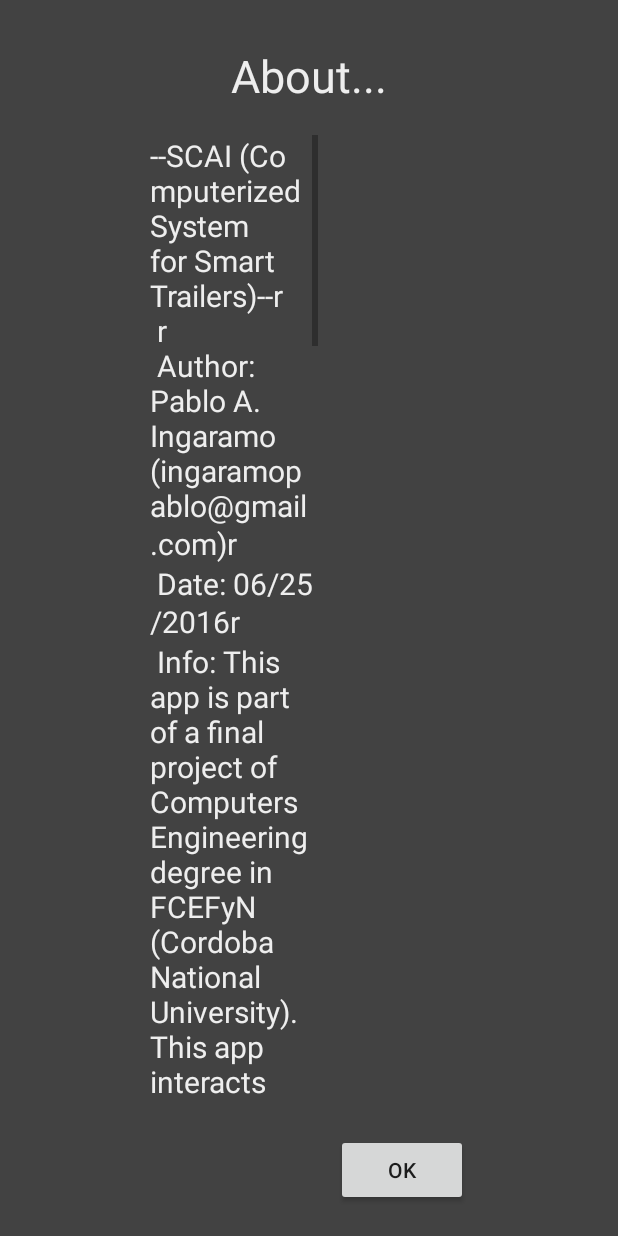
After one commit to ingaramop/SCAI_AndroidClient, an Android app: the layout about_screen.xml on its own in the app's theme, with its tools: preview values and no code run, on a phone screen of 412 x 824 dp. The commit adds this screen. Run offline under Robolectric (Android 15) with nearby library versions, the phone set to English and light mode, and no system bars.

Commit message:
moved about menu to separate fragment

```diff
--- a/app/src/main/java/com/example/paul/scai_androidclient/Settings.java
+++ b/app/src/main/java/com/example/paul/scai_androidclient/GlobalParams.java
@@ -3,7 +3,7 @@ package com.example.paul.scai_androidclient;
 /**
  * Created by root on 6/25/16.
  */
-public class Settings {
+public class GlobalParams {
     public int GUI_TEXT_UPDATE_INTERVAL = 500;
     public int GUI_ROLL_ANIMATION_UPDATE_INTERVAL = 600;
     public int GUI_COMPASS_ANIMATION_UPDATE_INTERVAL = 650;
--- /dev/null
+++ b/app/src/main/res/layout/about_screen.xml
@@ -0,0 +1,48 @@
+<?xml version="1.0" encoding="utf-8"?>
+
+<RelativeLayout xmlns:android="http://schemas.android.com/apk/res/android"
+    android:id="@+id/aboutScreen"
+    android:layout_width="match_parent"
+    android:layout_height="match_parent"
+    android:background="#424242"
+    android:paddingBottom="20dp"
+    android:paddingLeft="100dp"
+    android:paddingRight="100dp"
+    android:paddingTop="30dp">
+
+    <TextView
+        android:id="@+id/aboutTitle"
+        android:layout_width="wrap_content"
+        android:layout_height="wrap_content"
+        android:layout_centerHorizontal="true"
+        android:text="@string/about"
+        android:textColor="#EEEEEE"
+        android:textSize="30sp" />
+
+    <ScrollView
+        android:id="@+id/scrollView"
+        android:layout_width="match_parent"
+        android:layout_height="wrap_content"
+        android:paddingBottom="70sp"
+        android:paddingRight="100sp"
+        android:paddingTop="60sp">
+
+        <TextView
+            android:id="@+id/aboutInfo"
+            android:layout_width="wrap_content"
+            android:layout_height="wrap_content"
+            android:text="@string/aboutInfo"
+            android:textColor="#EEEEEE"
+            android:textSize="20sp" />
+    </ScrollView>
+
+
+    <Button
+        android:id="@+id/aboutOkButton"
+        android:layout_width="wrap_content"
+        android:layout_height="wrap_content"
+        android:layout_alignParentBottom="true"
+        android:layout_alignParentEnd="true"
+        android:layout_alignParentRight="true"
+        android:text="@string/ok" />
+</RelativeLayout>
```
Also changed, not shown: app/src/main/java/com/example/paul/scai_androidclient/About.java (added, +47 -0 lines), app/src/main/java/com/example/paul/scai_androidclient/MainScreenActivity.java (+7 -12 lines), app/src/main/res/layout/activity_main_screen.xml (+5 -47 lines), 1 other file.
